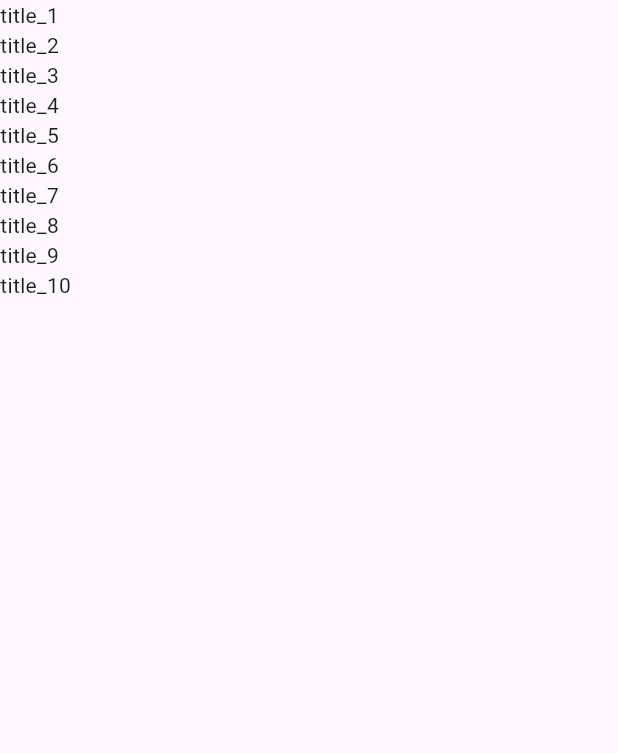
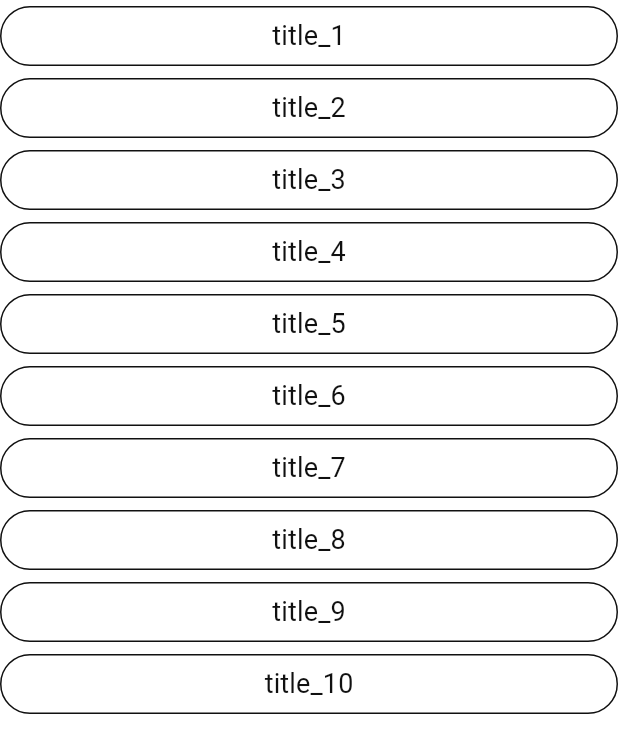
Before and after one commit to theerasan/Movie-Flutter, a Flutter app: the screen it shows after launch, on a phone screen of 412 x 824 dp. Shown: the top 753 px of the screen. Run offline on Flutter 3.47's test engine with Material 3 defaults, Android fonts, the phone set to English and light mode, and no system bars; our stand-ins replace go_router, google_fonts.

Commit message:
feat: add mock data and simple navigation

```diff
--- a/pop_corn/lib/main.dart
+++ b/pop_corn/lib/main.dart
@@ -1,6 +1,8 @@
 import 'package:flutter/material.dart';
 import 'package:pop_corn/presentation/movie_list/movie.dart';
 import 'package:pop_corn/presentation/movie_list/movie_list.dart';
+import 'package:pop_corn/routing/router.dart';
+import 'package:pop_corn/ui/core/theme/theme.dart';
 
 import 'main_development.dart' as development;
 
@@ -14,40 +16,12 @@ class PopcornApp extends StatelessWidget {
   // This widget is the root of your application.
   @override
   Widget build(BuildContext context) {
-    return MaterialApp(
-      title: 'Flutter Demo',
-      theme: ThemeData(
-        // This is the theme of your application.
-        //
-        // TRY THIS: Try running your application with "flutter run". You'll see
-        // the application has a purple toolbar. Then, without quitting the app,
-        // try changing the seedColor in the colorScheme below to Colors.green
-        // and then invoke "hot reload" (save your changes or press the "hot
-        // reload" button in a Flutter-supported IDE, or press "r" if you used
-        // the command line to start the app).
-        //
-        // Notice that the counter didn't reset back to zero; the application
-        // state is not lost during the reload. To reset the state, use hot
-        // restart instead.
-        //
-        // This works for code too, not just values: Most code changes can be
-        // tested with just a hot reload.
-        colorScheme: ColorScheme.fromSeed(seedColor: Colors.deepPurple),
-      ),
-      home: Scaffold(
-        body: MovieList(movies: [
-          Movie(id: 1, title: "title_1"),
-          Movie(id: 2, title: "title_2"),
-          Movie(id: 3, title: "title_3"),
-          Movie(id: 4, title: "title_4"),
-          Movie(id: 5, title: "title_5"),
-          Movie(id: 6, title: "title_6"),
-          Movie(id: 7, title: "title_7"),
-          Movie(id: 8, title: "title_8"),
-          Movie(id: 9, title: "title_9"),
-          Movie(id: 10, title: "title_10"),
-        ]),
-      ),
+    return MaterialApp.router(
+      title: 'Popcorn',
+      theme: AppTheme.lightTheme,
+      darkTheme: AppTheme.darkTheme,
+      themeMode: ThemeMode.system,
+      routerConfig: router(),
     );
   }
 }
--- a/pop_corn/lib/presentation/movie_list/movie_list.dart
+++ b/pop_corn/lib/presentation/movie_list/movie_list.dart
@@ -1,5 +1,7 @@
 import 'package:flutter/material.dart';
+import 'package:go_router/go_router.dart';
 import 'package:pop_corn/presentation/movie_list/movie.dart';
+import 'package:pop_corn/routing/routes.dart';
 
 class MovieList extends StatefulWidget {
 
@@ -16,9 +18,16 @@ class MovieList extends StatefulWidget {
 class _MovieListState extends State<MovieList> {
   @override
   Widget build(BuildContext context) {
-    return ListView.builder(
-      itemCount:  widget.movies.length,
-      itemBuilder: (ctx, index) => Text(widget.movies[index].title)
+    return Scaffold(
+      body: ListView.builder(
+        itemCount:  widget.movies.length,
+        itemBuilder: (ctx, index) => OutlinedButton(
+            onPressed: () {
+              context.push(Routes.movieDetailWithId(widget.movies[index].id));
+            },
+            child: Text(widget.movies[index].title)
+        ),
+      ),
     );
   }
 }
--- /dev/null
+++ b/pop_corn/lib/routing/router.dart
@@ -0,0 +1,36 @@
+import 'package:flutter/cupertino.dart';
+import 'package:go_router/go_router.dart';
+import 'package:pop_corn/presentation/movie_detail/movie_detail.dart';
+import 'package:pop_corn/presentation/movie_list/movie.dart';
+import 'package:pop_corn/presentation/movie_list/movie_list.dart';
+import 'package:pop_corn/routing/routes.dart';
+
+GoRouter router() => GoRouter(
+  initialLocation: Routes.movieList,
+  routes: [
+    GoRoute(
+      path: Routes.movieList,
+      builder: (context, state) {
+        return MovieList(movies: [
+          Movie(id: 1, title: "title_1"),
+          Movie(id: 2, title: "title_2"),
+          Movie(id: 3, title: "title_3"),
+          Movie(id: 4, title: "title_4"),
+          Movie(id: 5, title: "title_5"),
+          Movie(id: 6, title: "title_6"),
+          Movie(id: 7, title: "title_7"),
+          Movie(id: 8, title: "title_8"),
+          Movie(id: 9, title: "title_9"),
+          Movie(id: 10, title: "title_10"),
+        ]);
+      },
+    ),
+    GoRoute(
+      path: Routes.movieDetail,
+      builder: (context, state) {
+        final id = int.parse(state.pathParameters['id']!);
+        return MovieDetail(id: id);
+      }
+    )
+  ]
+);
--- /dev/null
+++ b/pop_corn/lib/routing/routes.dart
@@ -0,0 +1,8 @@
+
+abstract final class Routes {
+  static const movieList = '/';
+  static const search = '/search';
+  static const movieDetailPath = '/movie-detail';
+  static const movieDetail = '$movieDetailPath/:id';
+  static String movieDetailWithId(num id) => '$movieDetailPath/$id';
+}
--- /dev/null
+++ b/pop_corn/lib/ui/core/theme/colors.dart
@@ -0,0 +1,42 @@
+// Copyright 2024 The Flutter team. All rights reserved.
+// Use of this source code is governed by a BSD-style license that can be
+// found in the LICENSE file.
+
+import 'package:flutter/material.dart';
+
+abstract final class AppColors {
+  static const black1 = Color(0xFF101010);
+  static const white1 = Color(0xFFFFF7FA);
+  static const grey1 = Color(0xFFF2F2F2);
+  static const grey2 = Color(0xFF4D4D4D);
+  static const grey3 = Color(0xFFA4A4A4);
+  static const whiteTransparent = Color(
+    0x4DFFFFFF,
+  ); // Figma rgba(255, 255, 255, 0.3)
+  static const blackTransparent = Color(0x4D000000);
+  static const red1 = Color(0xFFE74C3C);
+
+  static const lightColorScheme = ColorScheme(
+    brightness: Brightness.light,
+    primary: AppColors.black1,
+    onPrimary: AppColors.white1,
+    secondary: AppColors.black1,
+    onSecondary: AppColors.white1,
+    surface: Colors.white,
+    onSurface: AppColors.black1,
+    error: Colors.white,
+    onError: Colors.red,
+  );
+
+  static const darkColorScheme = ColorScheme(
+    brightness: Brightness.dark,
+    primary: AppColors.white1,
+    onPrimary: AppColors.black1,
+    secondary: AppColors.white1,
+    onSecondary: AppColors.black1,
+    surface: AppColors.black1,
+    onSurface: Colors.white,
+    error: Colors.black,
+    onError: AppColors.red1,
+  );
+}
--- /dev/null
+++ b/pop_corn/lib/ui/core/theme/theme.dart
@@ -0,0 +1,67 @@
+// Copyright 2024 The Flutter team. All rights reserved.
+// Use of this source code is governed by a BSD-style license that can be
+// found in the LICENSE file.
+
+import 'package:flutter/material.dart';
+import 'package:pop_corn/ui/tag_chip.dart';
+import 'colors.dart';
+
+abstract final class AppTheme {
+  static const _textTheme = TextTheme(
+    headlineLarge: TextStyle(fontSize: 32, fontWeight: FontWeight.w500),
+    headlineSmall: TextStyle(fontSize: 18, fontWeight: FontWeight.w400),
+    titleMedium: TextStyle(fontSize: 18, fontWeight: FontWeight.w500),
+    bodyLarge: TextStyle(fontSize: 18, fontWeight: FontWeight.w400),
+    bodyMedium: TextStyle(fontSize: 16, fontWeight: FontWeight.w400),
+    bodySmall: TextStyle(
+      fontSize: 14,
+      fontWeight: FontWeight.w400,
+      color: AppColors.grey3,
+    ),
+    labelSmall: TextStyle(
+      fontSize: 10,
+      fontWeight: FontWeight.w500,
+      color: AppColors.grey3,
+    ),
+    labelLarge: TextStyle(
+      fontSize: 18,
+      fontWeight: FontWeight.w400,
+      color: AppColors.grey3,
+    ),
+  );
+
+  static const _inputDecorationTheme = InputDecorationTheme(
+    hintStyle: TextStyle(
+      // grey3 works for both light and dark themes
+      color: AppColors.grey3,
+      fontSize: 18.0,
+      fontWeight: FontWeight.w400,
+    ),
+  );
+
+  static ThemeData lightTheme = ThemeData(
+    brightness: Brightness.light,
+    colorScheme: AppColors.lightColorScheme,
+    textTheme: _textTheme,
+    inputDecorationTheme: _inputDecorationTheme,
+    extensions: [
+      TagChipTheme(
+        chipColor: AppColors.whiteTransparent,
+        onChipColor: Colors.white,
+      ),
+    ],
+  );
+
+  static ThemeData darkTheme = ThemeData(
+    brightness: Brightness.dark,
+    colorScheme: AppColors.darkColorScheme,
+    textTheme: _textTheme,
+    inputDecorationTheme: _inputDecorationTheme,
+    extensions: [
+      TagChipTheme(
+        chipColor: AppColors.blackTransparent,
+        onChipColor: Colors.white,
+      ),
+    ],
+  );
+}
--- a/pop_corn/pubspec.yaml
+++ b/pop_corn/pubspec.yaml
@@ -36,6 +36,8 @@ dependencies:
   cupertino_icons: ^1.0.8
   logging: ^1.3.0
   provider: ^6.1.2
+  go_router: ^16.3.0
+  google_fonts: ^6.3.2
 
 dev_dependencies:
   flutter_test:
```
Also changed, not shown: pop_corn/lib/presentation/movie_detail/movie_detail.dart (added, +19 -0 lines), pop_corn/lib/ui/tag_chip.dart (added, +144 -0 lines), pop_corn/pubspec.lock, 3 other files.
